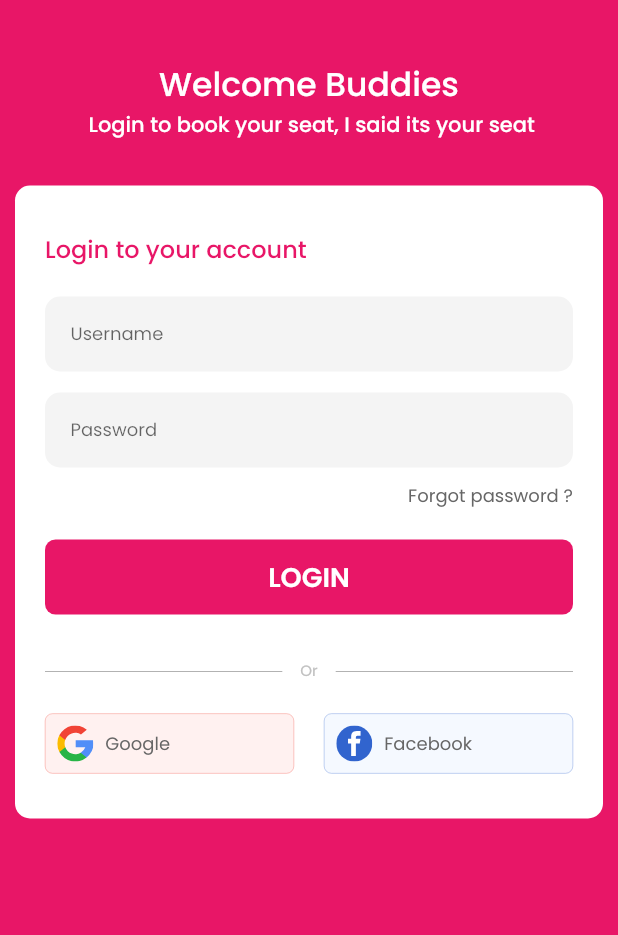
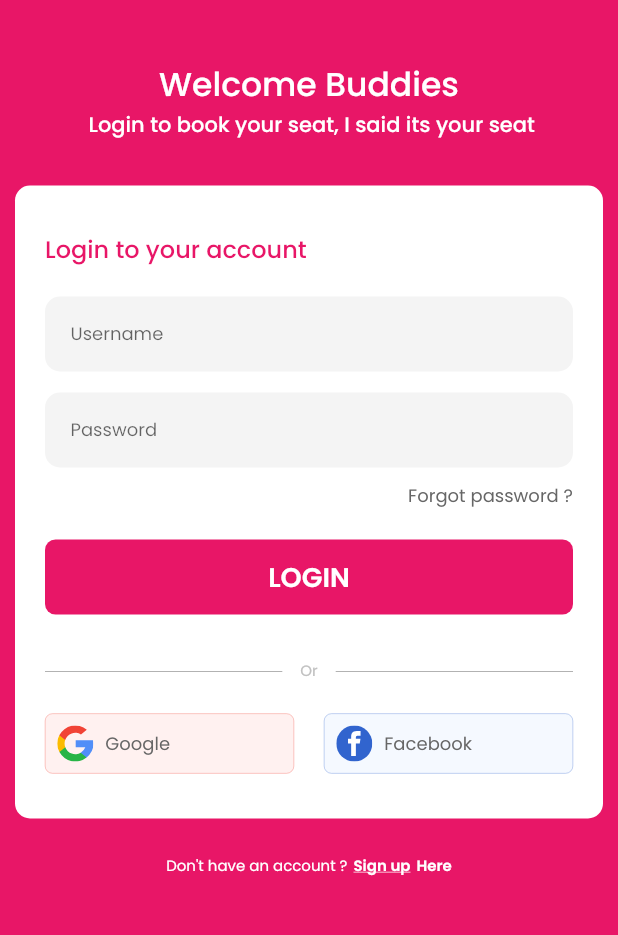
Before and after one commit to tranphunguyen98/movie_tickets, a Flutter app: the screen it shows after launch, on a phone screen of 412 x 824 dp, the part 167-1102 px from its top. Run offline on Flutter 3.47's test engine with Material 2 defaults, Android fonts, the phone set to English and light mode, and no system bars; our stand-ins replace flutter_svg.

Commit message:
feat (Login): add signup bottom (google & facebook)

```diff
--- a/lib/presentation/screen/login/widget_bottom_signup.dart
+++ b/lib/presentation/screen/login/widget_bottom_signup.dart
@@ -1,8 +1,36 @@
+import 'package:find_seat/utils/my_const/FONT_CONST.dart';
 import 'package:flutter/material.dart';
 
 class WidgetBottomSignUp extends StatelessWidget {
   @override
   Widget build(BuildContext context) {
-    return Container();
+    return Container(
+      padding: EdgeInsets.only(top: 24),
+      child: Row(
+        mainAxisAlignment: MainAxisAlignment.center,
+        children: <Widget>[
+          Flexible(
+            child: Text(
+              'Don\'t have an account ?',
+              style: FONT_CONST.REGULAR_WHITE_10,
+            ),
+          ),
+          Flexible(
+            child: Padding(
+              padding: const EdgeInsets.symmetric(horizontal: 4),
+              child: Text(
+                'Sign up',
+                style: FONT_CONST.SEMIBOLD_WHITE_10.copyWith(
+                  decoration: TextDecoration.underline,
+                ),
+              ),
+            ),
+          ),
+          Flexible(
+            child: Text('Here', style: FONT_CONST.SEMIBOLD_WHITE_10),
+          ),
+        ],
+      ),
+    );
   }
 }
--- a/lib/presentation/screen/login/widget_btn_facebook.dart
+++ b/lib/presentation/screen/login/widget_btn_facebook.dart
@@ -6,7 +6,9 @@ class WidgetBtnFacebook extends StatelessWidget {
   @override
   Widget build(BuildContext context) {
     return Expanded(
-      child: Container(
+      child: Stack(
+        children: <Widget>[
+          Container(
             height: 40,
             decoration: BoxDecoration(
                 borderRadius: BorderRadius.circular(5),
@@ -33,6 +35,18 @@ class WidgetBtnFacebook extends StatelessWidget {
               ],
             ),
           ),
+          Positioned.fill(
+            child: Material(
+              color: Colors.transparent,
+              child: InkWell(
+                onTap: () {
+                  print('AB');
+                },
+              ),
+            ),
+          ),
+        ],
+      ),
     );
   }
 }
--- a/lib/presentation/screen/login/widget_btn_google.dart
+++ b/lib/presentation/screen/login/widget_btn_google.dart
@@ -6,7 +6,8 @@ class WidgetBtnGoogle extends StatelessWidget {
   @override
   Widget build(BuildContext context) {
     return Expanded(
-      child: Container(
+      child: Stack(children: [
+        Container(
           height: 40,
           decoration: BoxDecoration(
               borderRadius: BorderRadius.circular(5),
@@ -33,6 +34,17 @@ class WidgetBtnGoogle extends StatelessWidget {
             ],
           ),
         ),
+        Positioned.fill(
+          child: Material(
+            color: Colors.transparent,
+            child: InkWell(
+              onTap: () {
+                print('AB');
+              },
+            ),
+          ),
+        ),
+      ]),
     );
   }
 }
--- a/lib/presentation/screen/login/widget_login_form.dart
+++ b/lib/presentation/screen/login/widget_login_form.dart
@@ -3,6 +3,7 @@ import 'package:find_seat/presentation/screen/login/widget_btn_facebook.dart';
 import 'package:find_seat/presentation/screen/login/widget_btn_google.dart';
 import 'package:find_seat/utils/my_const/my_const.dart';
 import 'package:flutter/material.dart';
+import 'package:flutter_svg/flutter_svg.dart';
 
 class WidgetLoginForm extends StatelessWidget {
   @override
--- a/lib/utils/my_const/FONT_CONST.dart
+++ b/lib/utils/my_const/FONT_CONST.dart
@@ -22,6 +22,7 @@ class FONT_CONST {
 
   //REGULAR
   static final REGULAR_WHITE = REGULAR.copyWith(color: COLOR_CONST.WHITE);
+  static final REGULAR_WHITE_10 = REGULAR_WHITE.copyWith(fontSize: 10);
 
   static final REGULAR_GRAY1 = REGULAR.copyWith(color: COLOR_CONST.GRAY1);
   static final REGULAR_GRAY1_12 = REGULAR_GRAY1.copyWith(fontSize: 12);
@@ -46,5 +47,6 @@ class FONT_CONST {
 
   //SEMI_BOLD
   static final SEMIBOLD_WHITE = SEMIBOLD.copyWith(color: COLOR_CONST.WHITE);
+  static final SEMIBOLD_WHITE_10 = SEMIBOLD_WHITE.copyWith(fontSize: 10);
   static final SEMIBOLD_WHITE_18 = SEMIBOLD_WHITE.copyWith(fontSize: 18);
 }
```
Lines whose indentation alone changed are shown as unchanged.
